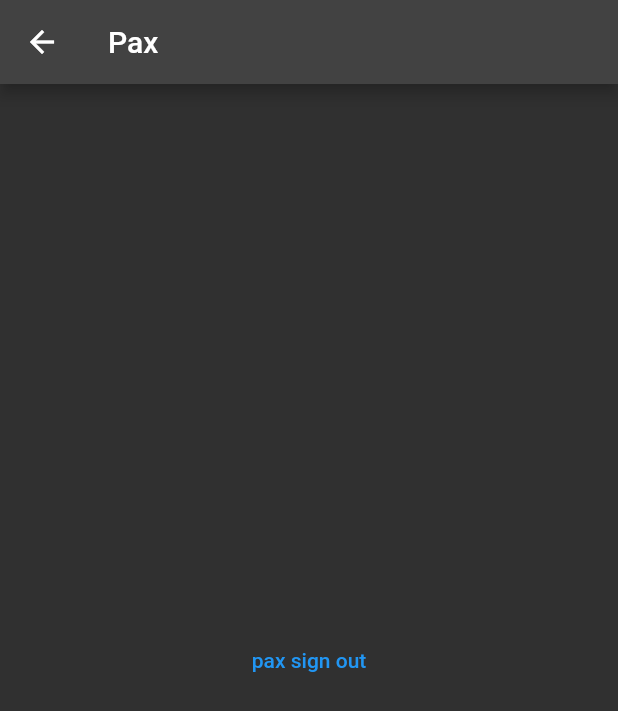
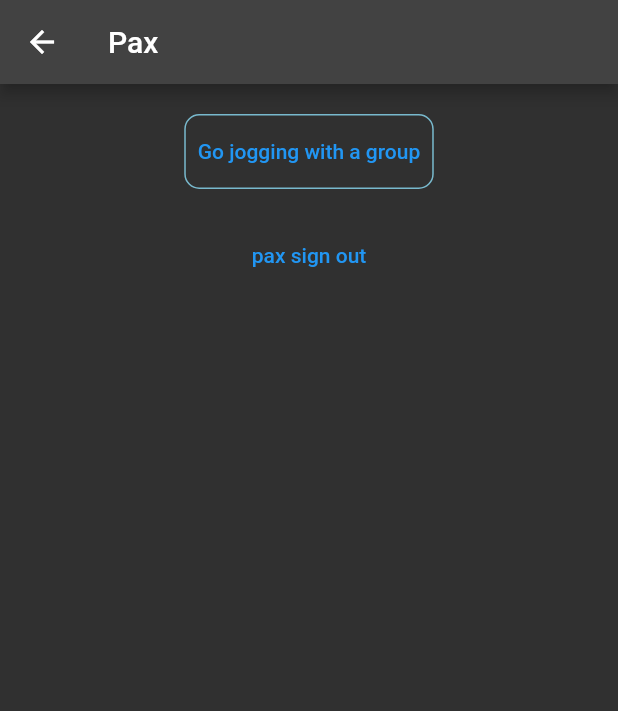
Before and after one commit to l3limp/pax, a Flutter app: the HomeScreen screen opened by its route, on a phone screen of 412 x 824 dp. Shown: the top 711 px of the screen. Run offline on Flutter 3.47's test engine with Material 2 defaults, Android fonts, the phone set to English and light mode, and no system bars; our stand-ins replace cloud_firestore, firebase_auth, firebase_core, google_fonts; accounts and stored records are empty.

Commit message:
added tasks

```diff
--- a/lib/main.dart
+++ b/lib/main.dart
@@ -2,6 +2,8 @@ import 'package:flutter/material.dart';
 import 'package:pax/init/initialisation.dart';
 import 'package:pax/screens/home.dart';
 import 'package:pax/screens/login.dart';
+import 'package:pax/screens/tasks/task_page.dart';
+import 'package:pax/screens/tasks/write_post.dart';
 
 void main() {
   runApp(
@@ -16,6 +18,8 @@ void main() {
         '/': (context) => const Initialising(),
         '/home': (context) => const HomeScreen(),
         '/login_page': (context) => const LoginPage(),
+        '/task_page': (context) => const TasksPage(),
+        '/post_page': (context) => const WritePost(),
       },
     ),
   );
--- a/lib/screens/home.dart
+++ b/lib/screens/home.dart
@@ -1,5 +1,11 @@
+import 'dart:math';
+
+import 'package:cloud_firestore/cloud_firestore.dart';
 import 'package:firebase_auth/firebase_auth.dart';
 import 'package:flutter/material.dart';
+import 'package:intl/intl.dart';
+import 'package:pax/objects/tasks.dart';
+import 'package:pax/theme.dart';
 
 class HomeScreen extends StatefulWidget {
   const HomeScreen({Key? key}) : super(key: key);
@@ -8,25 +14,99 @@ class HomeScreen extends StatefulWidget {
   _HomeScreenState createState() => _HomeScreenState();
 }
 
+OurTheme _theme = OurTheme();
+late CollectionReference users;
+late FirebaseAuth _auth = FirebaseAuth.instance;
+late User? _user;
+Tasks _tasks = Tasks();
+
 class _HomeScreenState extends State<HomeScreen> {
   @override
   Widget build(BuildContext context) {
     double _height = MediaQuery.of(context).size.height;
     double _width = MediaQuery.of(context).size.width;
-    FirebaseAuth _auth = FirebaseAuth.instance;
-    User? _user = FirebaseAuth.instance.currentUser;
+    _auth = FirebaseAuth.instance;
+    _user = FirebaseAuth.instance.currentUser;
+    users = FirebaseFirestore.instance.collection('users');
     return Scaffold(
       appBar: AppBar(
         title: Text("Pax"),
       ),
-      body: Center(
+      body: SingleChildScrollView(
+        child: Column(
+          children: [
+            Center(
+                child: Container(
+              child: FutureBuilder<DocumentSnapshot>(
+                future: users.doc(FirebaseAuth.instance.currentUser!.uid).get(),
+                builder: (BuildContext context,
+                    AsyncSnapshot<DocumentSnapshot> snapshot) {
+                  if (snapshot.hasError) {
+                    return Text("Something went wrong");
+                  }
+                  if (snapshot.connectionState == ConnectionState.done) {
+                    setTask();
+                    return Padding(
+                      padding: const EdgeInsets.fromLTRB(0, 20, 0, 20),
+                      child: Container(
+                          decoration: BoxDecoration(
+                              borderRadius: BorderRadius.circular(10),
+                              border: Border.all(
+                                color: _theme.secondaryColor,
+                              )),
                           child: TextButton(
+                              onPressed: () {
+                                Navigator.pushNamed(
+                                    context, '/task_page', arguments: {
+                                  'task': _tasks
+                                      .tasksList[snapshot.data!['taskNumber']]
+                                });
+                              },
+                              child: Text(_tasks
+                                  .tasksList[snapshot.data!['taskNumber']]))),
+                    );
+                  }
+                  return Center(
+                    child: CircularProgressIndicator(
+                      color: _theme.secondaryColor,
+                    ),
+                  );
+                },
+              ),
+            )),
+            TextButton(
               child: Text("pax sign out"),
               onPressed: () async {
                 await _auth.signOut();
                 Navigator.popAndPushNamed(context, '/login_page');
               },
-      )),
+            ),
+          ],
+        ),
+      ),
     );
   }
+
+  Future<void> setTask() async {
+    Random _random = Random();
+    await users.doc(_user!.uid).get().then((value) async {
+      if (value['taskNumber'].toString().isEmpty ||
+          value['taskDate'] !=
+              DateFormat('EEEEE', 'en_US').format(DateTime.now())) {
+        await users.doc(_user!.uid).update({
+          'taskNumber': _random.nextInt(6),
+          'taskDate': DateFormat('EEEEE', 'en_US').format(DateTime.now())
+        });
       }
+    });
+  }
+
+  Future<void> getTask() async {
+    int _taskNumber = 0;
+    await users.doc(_user!.uid).get().then((value) async {
+      if (value['taskNumber'].toString().isNotEmpty) {
+        _taskNumber = value['taskNumber'];
+      }
+    });
+  }
+}
--- a/pubspec.yaml
+++ b/pubspec.yaml
@@ -35,6 +35,7 @@ dependencies:
   flutter:
     sdk: flutter
   google_fonts: ^2.3.1
+  intl: ^0.17.0
 
 dev_dependencies:
   flutter_lints: ^1.0.0
```
Also changed, not shown: lib/objects/tasks.dart (added, +11 -0 lines), lib/screens/login.dart (+10 -3 lines), lib/screens/posts.dart (added, +15 -0 lines), lib/screens/tasks/task_page.dart (added, +35 -0 lines), lib/screens/tasks/write_post.dart (added, +89 -0 lines), pubspec.lock, 1 other file. Lines whose indentation alone changed are shown as unchanged.
